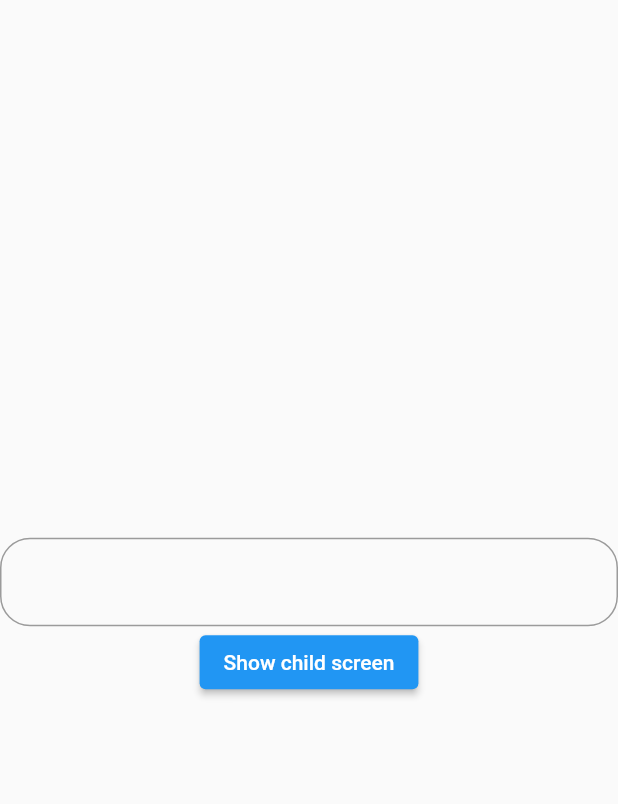
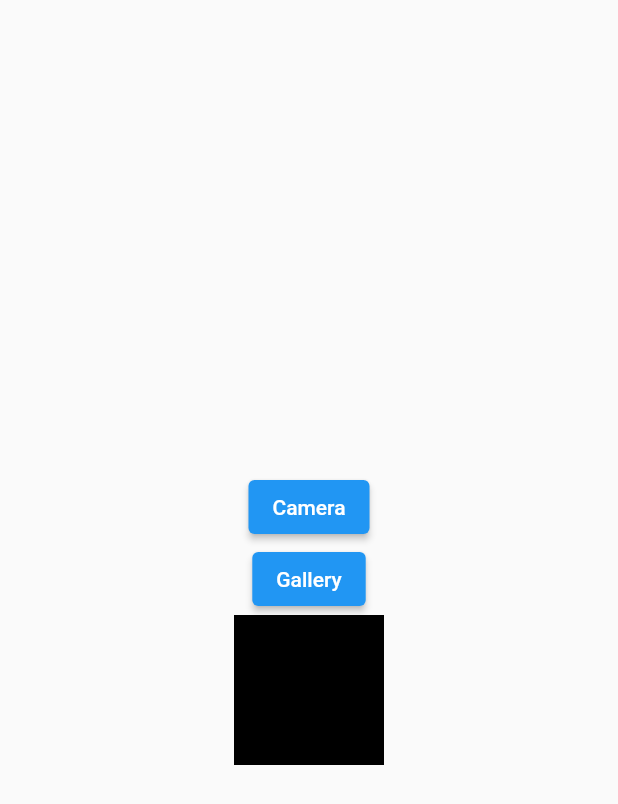
Before and after one commit to sakshigothal/widgetss, a Flutter app: the screen it shows after launch, on a phone screen of 412 x 824 dp. Shown: the top 804 px of the screen. Run offline on Flutter 3.47's test engine with Material 2 defaults, Android fonts, the phone set to English and light mode, and no system bars; our stand-ins replace shared_preferences, webview_flutter; missing offline and left inert: images_picker.

Commit message:
camera permission

```diff
--- /dev/null
+++ b/lib/cameragalleryexample.dart
@@ -0,0 +1,98 @@
+// import 'dart:html';
+// import 'dart:io';
+
+import 'dart:io';
+
+import 'package:flutter/material.dart';
+import 'package:images_picker/images_picker.dart';
+
+class CameraGalleryExample extends StatefulWidget {
+  const CameraGalleryExample({Key? key}) : super(key: key);
+
+  @override
+  _CameraGalleryExampleState createState() => _CameraGalleryExampleState();
+}
+
+class _CameraGalleryExampleState extends State<CameraGalleryExample> {
+  Media? m;
+  Media? selectedimage;
+  @override
+  void initState() {
+    // TODO: implement initState
+    super.initState();
+  }
+
+  @override
+  Widget build(BuildContext context) {
+    return Scaffold(
+      body: Container(
+        child: Center(
+          child: Column(
+            mainAxisAlignment: MainAxisAlignment.center,
+            crossAxisAlignment: CrossAxisAlignment.center,
+            children: [
+              if (selectedimage != null) ...[
+                // Image.asset(selectedimage!.path),
+                Image.file(File(selectedimage!.path)),
+              ],
+              ElevatedButton(
+                child: Text("Camera"),
+                onPressed: () async {
+                  List<Media>? selectedimageArr =
+                      await ImagesPicker.openCamera();
+                  parseSelectedImage(selectedimageArr);
+                },
+              ),
+              ElevatedButton(
+                child: Text("Gallery"),
+                onPressed: () async {
+                  List<Media>? selectedimageArr = await ImagesPicker.pick(
+                    count: 3,
+                    maxSize: 100,
+                  );
+                  // pickType: PickType.video);
+
+                  // if (selectedimageArr != null && selectedimageArr.length > 0) {
+                  //   print("selected image $selectedimageArr");
+                  //   m = selectedimageArr[0];
+                  //   print("image path ${m?.path}");
+                  //   setState(() {
+                  //     selectedimage = m!;
+                  //   });
+                  //   // showimage();
+                  // }
+                  parseSelectedImage(selectedimageArr);
+                },
+              ),
+              GestureDetector(
+                child: Container(
+                  height: 100,
+                  width: 100,
+                  color: Colors.black,
+                ),
+                onVerticalDragStart: (temp) {
+                  print("onVerticalDragDown");
+                },
+              )
+              // Image.asset("${m?.path}")
+            ],
+          ),
+        ),
+      ),
+    );
+  }
+
+  // Widget showimage() {
+  //   return Image.asset("${m?.path}");
+  // }
+
+  parseSelectedImage(List<Media>? selectedimageArr) {
+    if (selectedimageArr != null && selectedimageArr.length > 0) {
+      Media m = selectedimageArr[0];
+      setState(() {
+        selectedimage = m;
+      });
+      print("${m.path}");
+    }
+  }
+}
--- a/lib/main.dart
+++ b/lib/main.dart
@@ -4,6 +4,7 @@ import 'package:widgetss/onbording.dart';
 
 import 'apitest.dart';
 import 'banner.dart';
+import 'cameragalleryexample.dart';
 import 'citylisting.dart';
 import 'contactus.dart';
 import 'kalyan.dart';
@@ -33,7 +34,7 @@ void main() {
       // theme: ThemeData(
       //   elevatedButtonTheme:ElevatedButtonThemeData(style: ButtonStyle(backgroundColor: Colors.red))
       // ),
-      home: ParentPage(),
+      home: CameraGalleryExample(),
     ),
   );
 }
--- a/pubspec.yaml
+++ b/pubspec.yaml
@@ -32,6 +32,8 @@ dependencies:
   webview_flutter: ^2.0.12
   shared_preferences: ^2.0.7
   http:
+  images_picker: ^1.2.4
+
 
 dev_dependencies:
   flutter_test:
```
Also changed, not shown: pubspec.lock, 2 other files.
